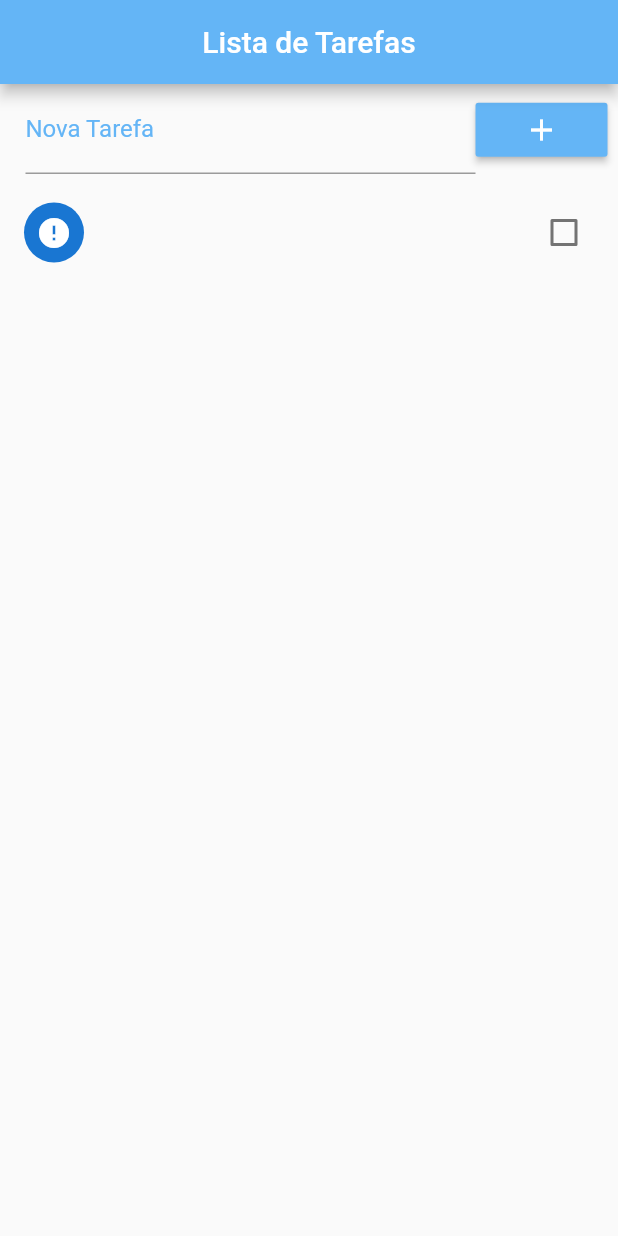
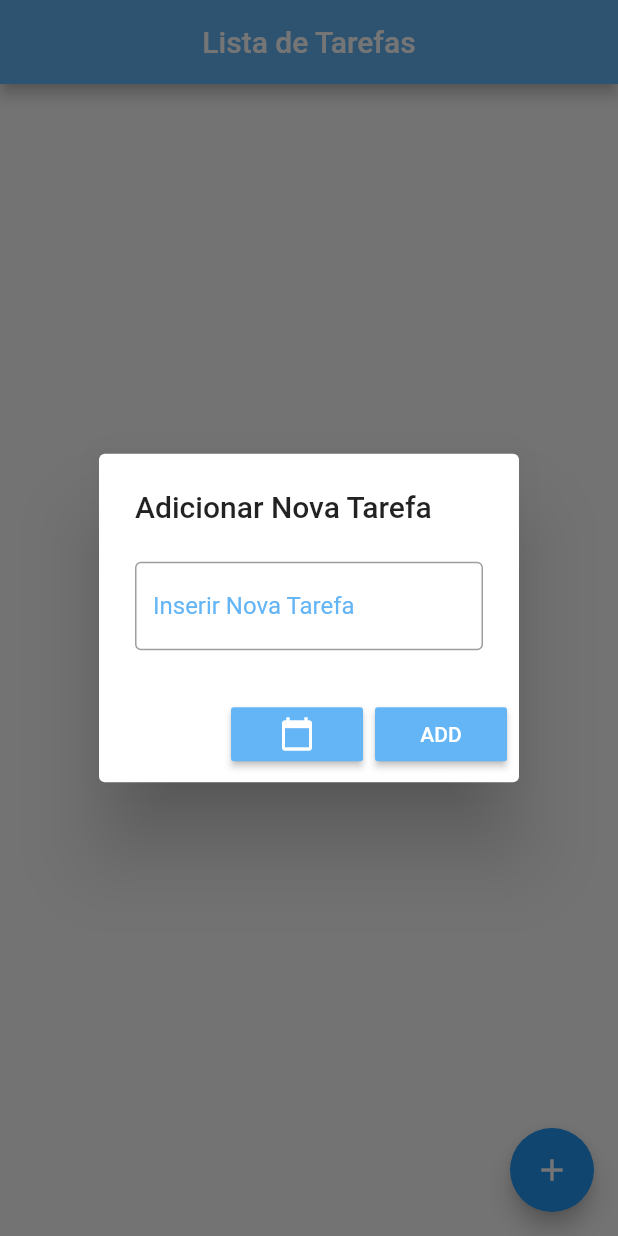
Before and after one commit to diegodiogenes/todo-flutter, a Flutter app: the screen it shows after launch, after a tap on the "add" icon, on a phone screen of 412 x 824 dp. Run offline on Flutter 3.47's test engine with Material 2 defaults, Android fonts, the phone set to English and light mode, and no system bars.

Commit message:
Mudando layout, adicionando alertdialog para cadastrar tarefa, faltando colocar deadline

```diff
--- a/lib/main.dart
+++ b/lib/main.dart
@@ -8,6 +8,9 @@ import 'package:path_provider/path_provider.dart';
 void main() {
   runApp(MaterialApp(
     home: Home(),
+    theme: ThemeData(
+        hintColor: Colors.blue[300],
+    ),
     debugShowCheckedModeBanner: false,
   ));
 }
@@ -19,7 +22,6 @@ class Home extends StatefulWidget {
 }
 
 class _HomeState extends State<Home> {
-
   List _toDoList = [];
 
   final _toDoController = TextEditingController();
@@ -28,20 +30,18 @@ class _HomeState extends State<Home> {
 
   int _lastRemovedPos;
 
-
   @override
   void initState() {
     super.initState();
 
-    _readFile().then((data){
+    _readFile().then((data) {
       setState(() {
         _toDoList = json.decode(data);
       });
-
     });
   }
 
-  void _addToDo(){
+  void _addToDo() {
     setState(() {
       Map<String, dynamic> newToDo = Map();
       newToDo["title"] = _toDoController.text;
@@ -49,22 +49,75 @@ class _HomeState extends State<Home> {
       newToDo["ok"] = false;
       _toDoList.add(newToDo);
       _writeFile();
+      Navigator.of(context).pop();
     });
   }
 
-  Future<Null> _refresh() async{
+  Text _taskDone(index, {bool check}) {
+    if (check) {
+      return Text(
+        _toDoList[index]["title"],
+        style: TextStyle(decoration: TextDecoration.lineThrough),
+      );
+    } else {
+      return Text(_toDoList[index]["title"]);
+    }
+  }
+
+  Future<Null> _refresh() async {
     await Future.delayed(Duration(seconds: 1));
     setState(() {
-      _toDoList.sort((a,b){
-        if(a["ok"] && !b["ok"]){
+      _toDoList.sort((a, b) {
+        if (a["ok"] && !b["ok"]) {
           return 1;
-        }else if (!a["ok"] && b["ok"]){
+        } else if (!a["ok"] && b["ok"]) {
           return -1;
-        }else{
+        } else {
           return 0;
         }
       });
     });
+  }
+
+  Future<void> _neverSatisfied() async {
+    return showDialog<void>(
+      context: context,
+      builder: (BuildContext context) {
+        return AlertDialog(
+          title: Text('Adicionar Nova Tarefa'),
+          content: SingleChildScrollView(
+            child: ListBody(
+              children: <Widget>[
+                Padding(
+                  padding: EdgeInsets.only(top: 5.0),
+                  child: TextField(
+                    decoration: InputDecoration(
+                        labelText: "Inserir Nova Tarefa",
+                        labelStyle: TextStyle(color: Colors.blue[300]),
+                        border: OutlineInputBorder()
+                    ),
+                    controller: _toDoController,
+                  ),
+                )
+              ],
+            ),
+          ),
+          actions: <Widget>[
+            RaisedButton(
+                color: Colors.blue[300],
+                child: Icon(Icons.calendar_today, color: Colors.white,),
+                onPressed: _addToDo
+            ),
+            RaisedButton(
+                color: Colors.blue[300],
+                child: Text("ADD"),
+                textColor: Colors.white,
+                onPressed: _addToDo
+            )
+          ],
+        );
+      },
+    );
   }
 
   @override
@@ -77,27 +130,6 @@ class _HomeState extends State<Home> {
         ),
         body: Column(
           children: <Widget>[
-          Container(
-            padding: EdgeInsets.fromLTRB(17.0, 1.0, 7.0, 1.0),
-            child: Row(
-              children: <Widget>[
-                Expanded(
-                    child:TextField(
-                      controller: _toDoController,
-                      decoration: InputDecoration(
-                        labelText: "Nova Tarefa",
-                        labelStyle: TextStyle(color: Colors.blue[300])
-                      ),
-                    )
-                ),
-                RaisedButton(
-                    color: Colors.blue[300],
-                    child: Icon(Icons.add, color: Colors.white,),
-                    onPressed: _addToDo
-                )
-              ],
-            ),
-          ),
             Expanded(
                 child: RefreshIndicator(
                     child: ListView.builder(
@@ -105,39 +137,48 @@ class _HomeState extends State<Home> {
                       itemCount: _toDoList.length,
                       itemBuilder: builderItem,
                     ),
-                  onRefresh: _refresh
-              )
-          )
+                    onRefresh: _refresh)),
           ],
+        ),
+        floatingActionButton:
+            FloatingActionButton(
+                child: Icon(Icons.add),
+                onPressed: (){
+                  _neverSatisfied();
+                }
             ),
     );
   }
 
-  Widget builderItem(context, index){
+  Widget builderItem(context, index) {
     return Dismissible(
       key: Key(DateTime.now().millisecondsSinceEpoch.toString()),
       background: Container(
         color: Colors.red,
         child: Align(
           alignment: Alignment(-0.9, 0.0),
-          child: Icon(Icons.delete, color: Colors.white,),
+          child: Icon(
+            Icons.delete,
+            color: Colors.white,
+          ),
         ),
       ),
       direction: DismissDirection.startToEnd,
-      child:   CheckboxListTile(
-        title: Text(_toDoList[index]["title"]),
+      child: CheckboxListTile(
+        title: _taskDone(index, check: _toDoList[index]["ok"]),
         value: _toDoList[index]["ok"],
         secondary: CircleAvatar(
           child: Icon(_toDoList[index]["ok"] ? Icons.check : Icons.error),
         ),
-        onChanged: (check){
+        onChanged: (check) {
           setState(() {
             _toDoList[index]["ok"] = check;
+            _taskDone(index, check: _toDoList[index]["ok"]);
             _writeFile();
           });
         },
       ),
-      onDismissed: (direction){
+      onDismissed: (direction) {
         setState(() {
           _lastRemoved = Map.from(_toDoList[index]);
           _lastRemovedPos = index;
@@ -149,13 +190,12 @@ class _HomeState extends State<Home> {
             content: Text("Tarefa ${_lastRemoved['title']} foi removida"),
             action: SnackBarAction(
                 label: "Desfazer",
-                  onPressed: (){
+                onPressed: () {
                   setState(() {
                     _toDoList.insert(_lastRemovedPos, _lastRemoved);
                     _writeFile();
                   });
-                  }
-              ),
+                }),
             duration: Duration(seconds: 2),
           );
           Scaffold.of(context).removeCurrentSnackBar();
```
Lines whose indentation alone changed are shown as unchanged.
